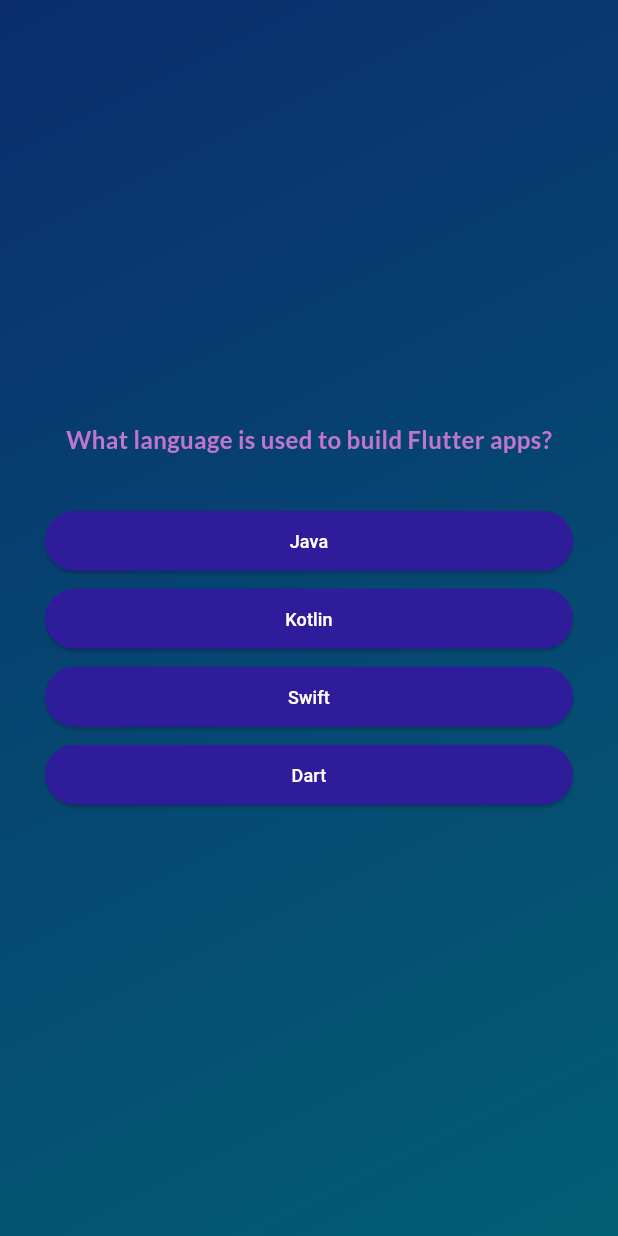
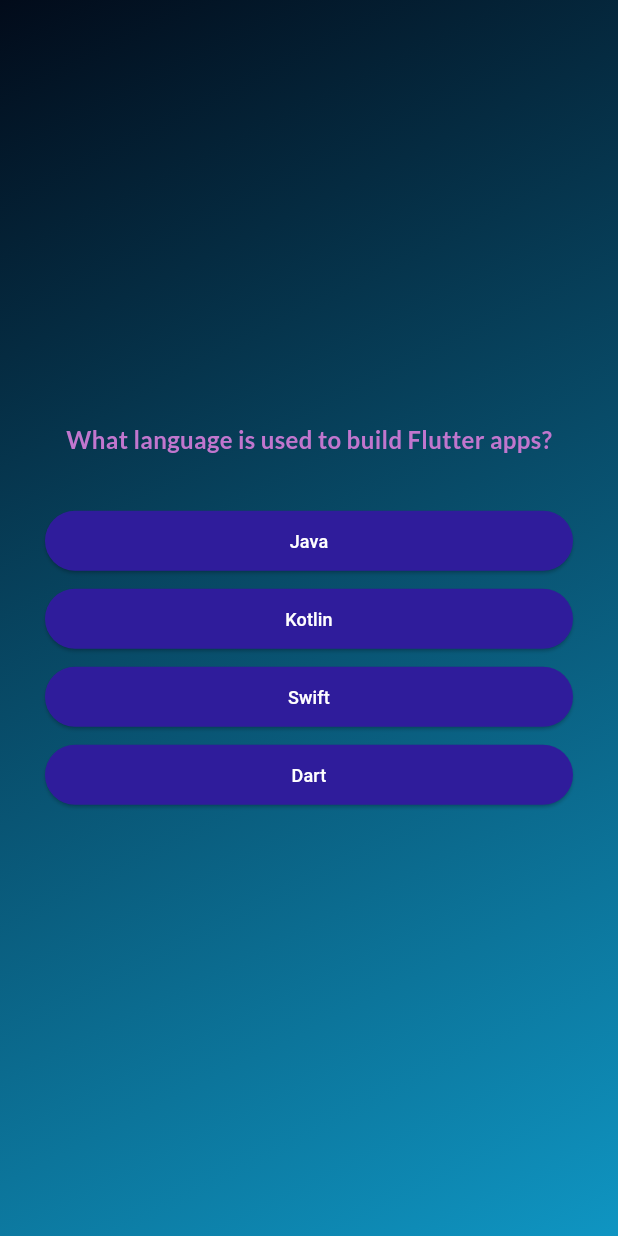
Before and after one commit to andrew21-mch/flutter-udemy, a Flutter app: the screen it shows after launch, after a tap on "Start Quiz", on a phone screen of 412 x 824 dp. Run offline on Flutter 3.47's test engine with Material 3 defaults, Android fonts, the phone set to English and light mode, and no system bars; our stand-ins replace google_fonts.

Commit message:
quick adjustment

```diff
--- a/lib/data/questions.dart
+++ b/lib/data/questions.dart
@@ -1,203 +1,87 @@
 import 'package:quizapp/models/quiz_question.dart';
 
 const questions = [
+  QuizQuestion("What language is used to build Flutter apps?",
+      ["Dart", "Java", "Swift", "Kotlin"]),
+  QuizQuestion("What widget is used to create a flexible layout in Flutter?",
+      ["Expanded", "Container", "SizedBox", "Align"]),
+  QuizQuestion("What is Flutter?", [
+    "Flutter is an open-source UI software development toolkit created by Google.",
+    "Flutter is a programming language used for backend development.",
+    "Flutter is a database management system for mobile apps.",
+    "Flutter is a cloud computing platform."
+  ]),
+  QuizQuestion("Which function is used to start a Flutter application?",
+      ["runApp()", "startApp()", "initializeApp()", "launchApp()"]),
   QuizQuestion(
-    "What language is used to build Flutter apps?",
-    [
-      "Dart",
-      "Java",
-      "Swift",
-      "Kotlin"
-    ]
-  ),
-
+      "What is the difference between StatelessWidget and StatefulWidget?", [
+    "StatelessWidget does not change over time, while StatefulWidget can rebuild when its state changes.",
+    "StatelessWidget is used for navigation, while StatefulWidget is used for UI components.",
+    "StatelessWidget is only used in Android apps, while StatefulWidget is used in iOS apps.",
+    "StatelessWidget requires external packages, while StatefulWidget does not."
+  ]),
   QuizQuestion(
-    "What widget is used to create a flexible layout in Flutter?",
-    [
-      "Expanded",
-      "Container",
-      "SizedBox",
-      "Align"
-    ]
-  ),
-
+      "Which widget is used to arrange children in a horizontal direction?",
+      ["Row", "Column", "Stack", "Container"]),
   QuizQuestion(
-    "What is Flutter?",
-    [
-      "Flutter is an open-source UI software development toolkit created by Google.",
-      "Flutter is a programming language used for backend development.",
-      "Flutter is a database management system for mobile apps.",
-      "Flutter is a cloud computing platform."
-    ]
-  ),
-
-  // QuizQuestion(
-  //   "Which function is used to start a Flutter application?",
-  //   [
-  //     "runApp()",
-  //     "startApp()",
-  //     "initializeApp()",
-  //     "launchApp()"
-  //   ]
-  // ),
-
+      "What is the role of the 'pubspec.yaml' file in a Flutter project?", [
+    "The 'pubspec.yaml' file is used to manage dependencies, assets, and metadata for a Flutter project.",
+    "The 'pubspec.yaml' file contains the main Dart code for a Flutter application.",
+    "The 'pubspec.yaml' file is responsible for configuring the database connection in a Flutter app.",
+    "The 'pubspec.yaml' file is used to define the layout and structure of a Flutter UI."
+  ]),
   QuizQuestion(
-    "What is the difference between StatelessWidget and StatefulWidget?",
-    [
-      "StatelessWidget does not change over time, while StatefulWidget can rebuild when its state changes.",
-      "StatelessWidget is used for navigation, while StatefulWidget is used for UI components.",
-      "StatelessWidget is only used in Android apps, while StatefulWidget is used in iOS apps.",
-      "StatelessWidget requires external packages, while StatefulWidget does not."
-    ]
-  ),
-
-  // QuizQuestion(
-  //   "Which widget is used to arrange children in a horizontal direction?",
-  //   [
-  //     "Row",
-  //     "Column",
-  //     "Stack",
-  //     "Container"
-  //   ]
-  // ),
-
-  // QuizQuestion(
-  //   "What is the role of the 'pubspec.yaml' file in a Flutter project?",
-  //   [
-  //     "The 'pubspec.yaml' file is used to manage dependencies, assets, and metadata for a Flutter project.",
-  //     "The 'pubspec.yaml' file contains the main Dart code for a Flutter application.",
-  //     "The 'pubspec.yaml' file is responsible for configuring the database connection in a Flutter app.",
-  //     "The 'pubspec.yaml' file is used to define the layout and structure of a Flutter UI."
-  //   ]
-  // ),
-
-  // QuizQuestion(
-  //   "Which package is commonly used for making HTTP requests in Flutter?",
-  //   [
-  //     "http",
-  //     "dio",
-  //     "graphql",
-  //     "url_launcher"
-  //   ]
-  // ),
-
-  // QuizQuestion(
-  //   "Which widget is used to add padding to a Flutter UI?",
-  //   [
-  //     "Padding",
-  //     "Container",
-  //     "SizedBox",
-  //     "Expanded"
-  //   ]
-  // ),
-
-  // QuizQuestion(
-  //   "How does Flutter achieve high performance in rendering UIs?",
-  //   [
-  //     "Flutter uses its own high-performance rendering engine called Skia to draw UIs directly onto the screen.",
-  //     "Flutter compiles its code using JavaScript to optimize performance.",
-  //     "Flutter uses HTML and CSS to render UIs in a web browser before displaying them on mobile.",
-  //     "Flutter relies on the device’s default UI framework to render widgets."
-  //   ]
-  // ),
-
-  // QuizQuestion(
-  //   "Which widget allows users to input text in Flutter?",
-  //   [
-  //     "TextField",
-  //     "Text",
-  //     "Container",
-  //     "ListTile"
-  //   ]
-  // ),
-
-  // QuizQuestion(
-  //   "What is hot reload in Flutter?",
-  //   [
-  //     "Hot reload allows developers to see changes instantly in the app without restarting the application.",
-  //     "Hot reload optimizes network requests for faster data fetching.",
-  //     "Hot reload is a security feature that protects Flutter apps from hacking.",
-  //     "Hot reload is a tool for testing Flutter applications on multiple devices simultaneously."
-  //   ]
-  // ),
-
-  // QuizQuestion(
-  //   "Which command is used to create a new Flutter project?",
-  //   [
-  //     "flutter create my_app",
-  //     "flutter new project",
-  //     "flutter init",
-  //     "flutter start"
-  //   ]
-  // ),
-
-  // QuizQuestion(
-  //   "What widget is used to display a pop-up message in Flutter?",
-  //   [
-  //     "SnackBar",
-  //     "AlertDialog",
-  //     "Tooltip",
-  //     "PopupMenuButton"
-  //   ]
-  // ),
-
-  // QuizQuestion(
-  //   "What is the purpose of the 'setState' method in Flutter?",
-  //   [
-  //     "The 'setState' method is used to update the UI when the state of a StatefulWidget changes.",
-  //     "The 'setState' method is used to initialize variables in a Dart class.",
-  //     "The 'setState' method is used to fetch data from an API.",
-  //     "The 'setState' method is used to define the structure of a Flutter application."
-  //   ]
-  // ),
-
-  // QuizQuestion(
-  //   "What is the default return type of the 'build' method in a Flutter widget?",
-  //   [
-  //     "Widget",
-  //     "void",
-  //     "String",
-  //     "int"
-  //   ]
-  // ),
-
-  // QuizQuestion(
-  //   "Which widget is used to create a scrollable list in Flutter?",
-  //   [
-  //     "ListView",
-  //     "Column",
-  //     "Row",
-  //     "Stack"
-  //   ]
-  // ),
-
-  // QuizQuestion(
-  //   "What is the role of the 'main.dart' file in a Flutter project?",
-  //   [
-  //     "The 'main.dart' file contains the entry point of the Flutter application where execution starts.",
-  //     "The 'main.dart' file is used to configure the database settings in a Flutter project.",
-  //     "The 'main.dart' file is responsible for managing Flutter themes and animations.",
-  //     "The 'main.dart' file stores all UI components and design elements for the app."
-  //   ]
-  // ),
-
-  // QuizQuestion(
-  //   "Which widget is used to align children in a vertical direction?",
-  //   [
-  //     "Column",
-  //     "Row",
-  //     "Stack",
-  //     "Align"
-  //   ]
-  // ),
-
-  // QuizQuestion(
-  //   "Which method is used to navigate to a new screen in Flutter?",
-  //   [
-  //     "Navigator.push()",
-  //     "Screen.open()",
-  //     "Flutter.navigate()",
-  //     "Route.open()"
-  //   ]
-  // ),
+      "Which package is commonly used for making HTTP requests in Flutter?",
+      ["http", "dio", "graphql", "url_launcher"]),
+  QuizQuestion("Which widget is used to add padding to a Flutter UI?",
+      ["Padding", "Container", "SizedBox", "Expanded"]),
+  QuizQuestion("How does Flutter achieve high performance in rendering UIs?", [
+    "Flutter uses its own high-performance rendering engine called Skia to draw UIs directly onto the screen.",
+    "Flutter compiles its code using JavaScript to optimize performance.",
+    "Flutter uses HTML and CSS to render UIs in a web browser before displaying them on mobile.",
+    "Flutter relies on the device’s default UI framework to render widgets."
+  ]),
+  QuizQuestion("Which widget allows users to input text in Flutter?",
+      ["TextField", "Text", "Container", "ListTile"]),
+  QuizQuestion("What is hot reload in Flutter?", [
+    "Hot reload allows developers to see changes instantly in the app without restarting the application.",
+    "Hot reload optimizes network requests for faster data fetching.",
+    "Hot reload is a security feature that protects Flutter apps from hacking.",
+    "Hot reload is a tool for testing Flutter applications on multiple devices simultaneously."
+  ]),
+  QuizQuestion("Which command is used to create a new Flutter project?", [
+    "flutter create my_app",
+    "flutter new project",
+    "flutter init",
+    "flutter start"
+  ]),
+  QuizQuestion("What widget is used to display a pop-up message in Flutter?",
+      ["SnackBar", "AlertDialog", "Tooltip", "PopupMenuButton"]),
+  QuizQuestion("What is the purpose of the 'setState' method in Flutter?", [
+    "The 'setState' method is used to update the UI when the state of a StatefulWidget changes.",
+    "The 'setState' method is used to initialize variables in a Dart class.",
+    "The 'setState' method is used to fetch data from an API.",
+    "The 'setState' method is used to define the structure of a Flutter application."
+  ]),
+  QuizQuestion(
+      "What is the default return type of the 'build' method in a Flutter widget?",
+      ["Widget", "void", "String", "int"]),
+  QuizQuestion("Which widget is used to create a scrollable list in Flutter?",
+      ["ListView", "Column", "Row", "Stack"]),
+  QuizQuestion(
+      "What is the role of the 'main.dart' file in a Flutter project?", [
+    "The 'main.dart' file contains the entry point of the Flutter application where execution starts.",
+    "The 'main.dart' file is used to configure the database settings in a Flutter project.",
+    "The 'main.dart' file is responsible for managing Flutter themes and animations.",
+    "The 'main.dart' file stores all UI components and design elements for the app."
+  ]),
+  QuizQuestion(
+      "Which widget is used to align children in a vertical direction?",
+      ["Column", "Row", "Stack", "Align"]),
+  QuizQuestion("Which method is used to navigate to a new screen in Flutter?", [
+    "Navigator.push()",
+    "Screen.open()",
+    "Flutter.navigate()",
+    "Route.open()"
+  ]),
 ];
--- a/lib/questions_summary.dart
+++ b/lib/questions_summary.dart
@@ -8,7 +8,7 @@ class QuestionsSummary extends StatelessWidget {
   @override
   Widget build(BuildContext context) {
     return SizedBox(
-      height: 400,
+      height: 500,
       child: SingleChildScrollView(
         child: Column(
           crossAxisAlignment: CrossAxisAlignment.start,
@@ -20,7 +20,7 @@ class QuestionsSummary extends StatelessWidget {
 
                 children: [
                   Container(
-                    width: 30,
+                    width: 35,
                     padding: const EdgeInsets.all(8),
                     decoration: BoxDecoration(
                       color: data['correct_answer'] == data['user_answer'] ? Colors.green : Colors.red,
--- a/lib/quiz.dart
+++ b/lib/quiz.dart
@@ -61,8 +61,8 @@ class _QuizState extends State<Quiz> {
           decoration: BoxDecoration(
             gradient: LinearGradient(
               colors: [
-                Color.fromARGB(255, 10, 46, 109),
-                const Color.fromARGB(255, 2, 94, 117)
+                Color.fromARGB(255, 2, 11, 26),
+                const Color.fromARGB(255, 15, 149, 194)
               ],
               begin: Alignment.topLeft,
               end: Alignment.bottomRight,
```
